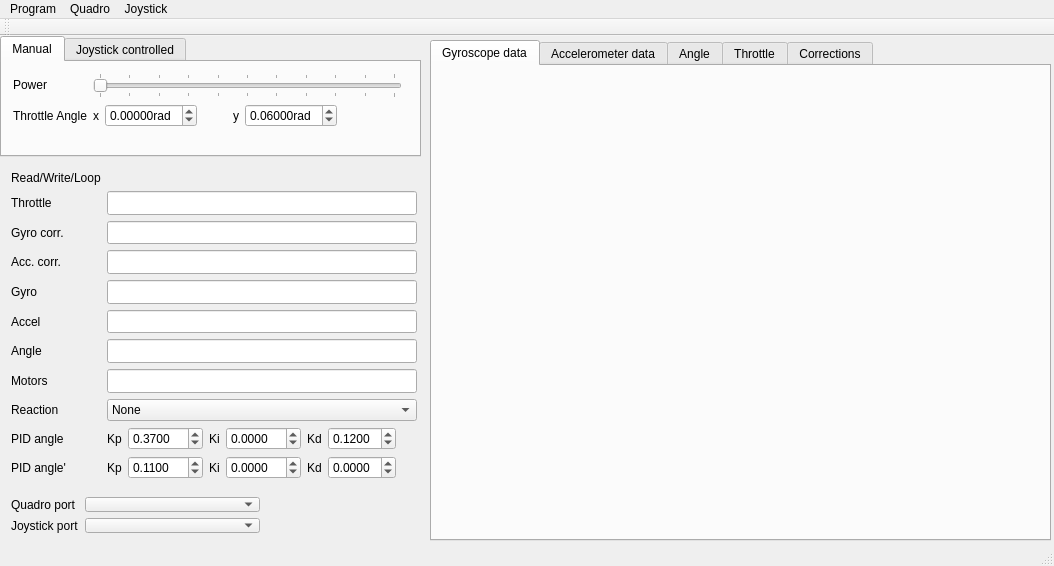
Above: control/qt/quadro.ui from it-workshop/Quadrocopter before the change. Below: the same form after it.
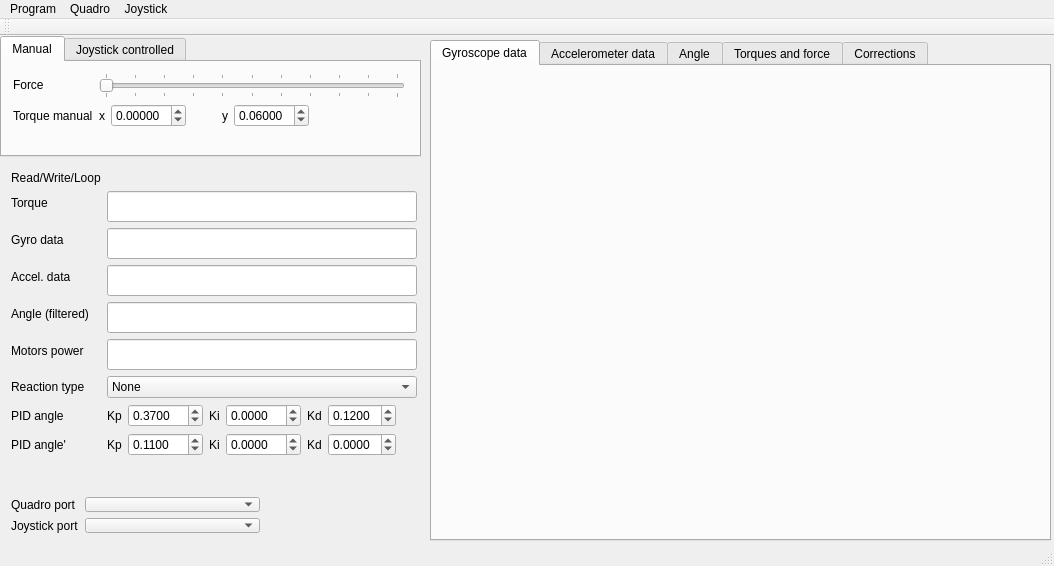
That is the form after the change. Custom widgets are drawn as their Qt base class.

Commit message: * arduino: torques and force instead of throttle  * qt: plot legend updated

```diff
--- a/control/qt/quadro.ui
+++ b/control/qt/quadro.ui
@@ -78,7 +78,7 @@
        <rect>
         <x>0</x>
         <y>0</y>
-        <width>411</width>
+        <width>414</width>
         <height>81</height>
        </rect>
       </property>
@@ -86,7 +86,7 @@
        <item row="0" column="0">
         <widget class="QLabel" name="label_power">
          <property name="text">
-          <string>Power</string>
+          <string>Force</string>
          </property>
         </widget>
        </item>
@@ -115,7 +115,7 @@
        <item row="1" column="0">
         <widget class="QLabel" name="label_throttleangle">
          <property name="text">
-          <string>Throttle Angle</string>
+          <string>Torque manual</string>
          </property>
         </widget>
        </item>
@@ -146,7 +146,7 @@
             </sizepolicy>
            </property>
            <property name="suffix">
-            <string>rad</string>
+            <string/>
            </property>
            <property name="decimals">
             <number>5</number>
@@ -200,7 +200,7 @@
             </sizepolicy>
            </property>
            <property name="suffix">
-            <string>rad</string>
+            <string/>
            </property>
            <property name="decimals">
             <number>5</number>
@@ -321,7 +321,7 @@
      <item row="2" column="0">
       <widget class="QLabel" name="label_throttle">
        <property name="text">
-        <string>Throttle</string>
+        <string>Torque</string>
        </property>
       </widget>
      </item>
@@ -336,47 +336,13 @@
       </widget>
      </item>
      <item row="3" column="0">
-      <widget class="QLabel" name="label_throttle_gyroscope_correction">
-       <property name="text">
-        <string>Gyro corr.</string>
-       </property>
-      </widget>
-     </item>
-     <item row="3" column="1">
-      <widget class="QLineEdit" name="throttle_gyroscope_correction">
-       <property name="font">
-        <font>
-         <family>Terminus</family>
-         <pointsize>12</pointsize>
-        </font>
-       </property>
-      </widget>
-     </item>
-     <item row="4" column="0">
-      <widget class="QLabel" name="label_throttle_accelerometer_correction">
-       <property name="text">
-        <string>Acc. corr.</string>
-       </property>
-      </widget>
-     </item>
-     <item row="4" column="1">
-      <widget class="QLineEdit" name="throttle_accelerometer_correction">
-       <property name="font">
-        <font>
-         <family>Terminus</family>
-         <pointsize>12</pointsize>
-        </font>
-       </property>
-      </widget>
-     </item>
-     <item row="5" column="0">
       <widget class="QLabel" name="label_gyro">
        <property name="text">
-        <string>Gyro</string>
+        <string>Gyro data</string>
        </property>
       </widget>
      </item>
-     <item row="5" column="1">
+     <item row="3" column="1">
       <widget class="QLineEdit" name="gyro">
        <property name="font">
         <font>
@@ -386,14 +352,14 @@
        </property>
       </widget>
      </item>
-     <item row="6" column="0">
+     <item row="4" column="0">
       <widget class="QLabel" name="label_accel">
        <property name="text">
-        <string>Accel</string>
+        <string>Accel. data</string>
        </property>
       </widget>
      </item>
-     <item row="6" column="1">
+     <item row="4" column="1">
       <widget class="QLineEdit" name="accel">
        <property name="font">
         <font>
@@ -403,14 +369,14 @@
        </property>
       </widget>
      </item>
-     <item row="7" column="0">
+     <item row="5" column="0">
       <widget class="QLabel" name="label_angle">
        <property name="text">
-        <string>Angle</string>
+        <string>Angle (filtered)</string>
        </property>
       </widget>
      </item>
-     <item row="7" column="1">
+     <item row="5" column="1">
       <widget class="QLineEdit" name="angle">
        <property name="font">
         <font>
@@ -420,14 +386,14 @@
        </property>
       </widget>
      </item>
-     <item row="8" column="0">
+     <item row="6" column="0">
       <widget class="QLabel" name="label_motors">
        <property name="text">
-        <string>Motors</string>
+        <string>Motors power</string>
        </property>
       </widget>
      </item>
-     <item row="8" column="1">
+     <item row="6" column="1">
       <widget class="QLineEdit" name="motors">
        <property name="font">
         <font>
@@ -437,14 +403,14 @@
        </property>
       </widget>
      </item>
-     <item row="9" column="0">
+     <item row="7" column="0">
       <widget class="QLabel" name="label_reaction_type">
        <property name="text">
-        <string>Reaction</string>
+        <string>Reaction type</string>
        </property>
       </widget>
      </item>
-     <item row="9" column="1">
+     <item row="7" column="1">
       <widget class="QComboBox" name="reaction_type">
        <property name="currentIndex">
         <number>0</number>
@@ -471,14 +437,14 @@
        </item>
       </widget>
      </item>
-     <item row="10" column="0">
+     <item row="8" column="0">
       <widget class="QLabel" name="label_PID_angle">
        <property name="text">
         <string>PID angle</string>
        </property>
       </widget>
      </item>
-     <item row="10" column="1">
+     <item row="8" column="1">
       <layout class="QHBoxLayout" name="horizontalLayout_2">
        <property name="sizeConstraint">
         <enum>QLayout::SetMinimumSize</enum>
@@ -605,14 +571,14 @@
        </item>
       </layout>
      </item>
-     <item row="11" column="0">
+     <item row="9" column="0">
       <widget class="QLabel" name="label_PID_angular_velocity">
        <property name="text">
         <string>PID angle'</string>
        </property>
       </widget>
      </item>
-     <item row="11" column="1">
+     <item row="9" column="1">
       <layout class="QHBoxLayout" name="horizontalLayout_3">
        <property name="sizeConstraint">
         <enum>QLayout::SetMinimumSize</enum>
@@ -797,7 +763,7 @@
     </widget>
     <widget class="QWidget" name="tabthrottle">
      <attribute name="title">
-      <string>Throttle</string>
+      <string>Torques and force</string>
      </attribute>
      <widget class="QwtPlot" name="plot_throttle">
       <property name="geometry">
```
Left out of the diff: 28 changed lines with no effect on the pictures. The commit also changes 11 other files.
